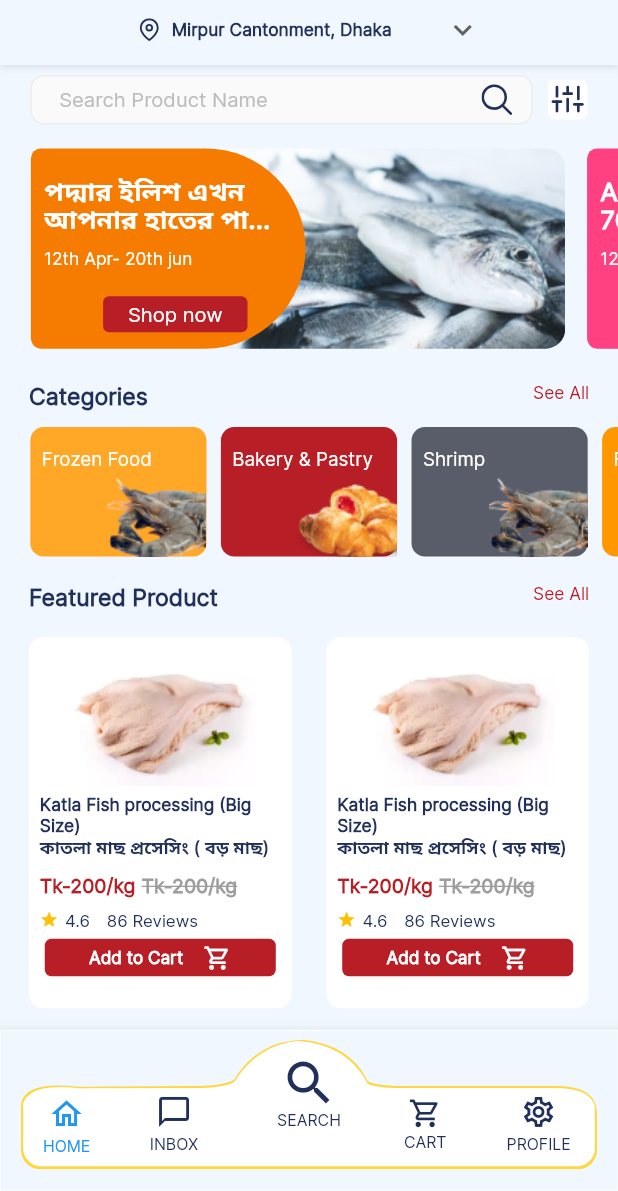
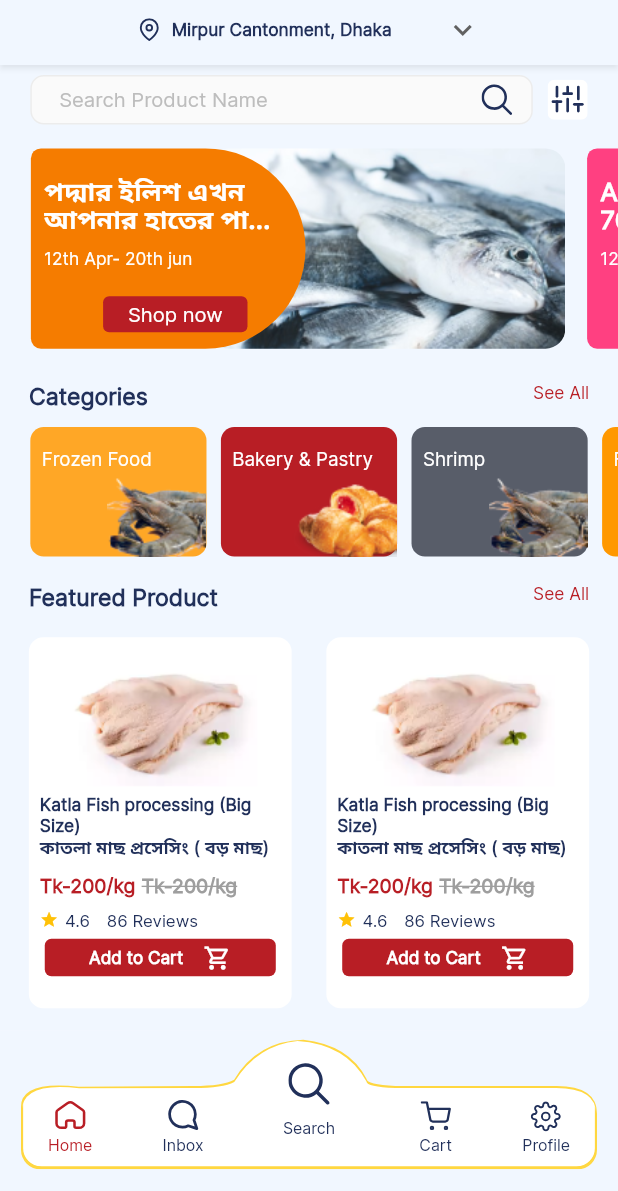
Before and after one commit to Sabuj-Kumar/ecomarce_project_masala_bazar, a Flutter app: the screen it shows after launch, on a phone screen of 412 x 824 dp, the part 45-1236 px from its top. Run offline on Flutter 3.47's test engine with Material 2 defaults, Android fonts, the phone set to English and light mode, and no system bars; drawn by our look-alikes of carousel_slider; our stand-ins replace connectivity, fluro, flutter_screenutil, flutter_svg, get, modal_bottom_sheet and 2 more; accounts and stored records are empty; generated files the repository leaves out were written again; project files that could hold a hidden picture were left out.

Commit message:
bottom navigation bar updated

```diff
--- a/lib/components/navigation_bar/navigation_bar.dart
+++ b/lib/components/navigation_bar/navigation_bar.dart
@@ -2,6 +2,7 @@ import 'package:efgecom/config/theme_config.dart';
 import 'package:flutter/cupertino.dart';
 import 'package:flutter/material.dart';
 import 'package:flutter_screenutil/flutter_screenutil.dart';
+import 'package:flutter_svg/flutter_svg.dart';
 
 import 'custom_clipper.dart';
 
@@ -54,7 +55,7 @@ class NavigationBBar extends StatelessWidget {
                 mainAxisAlignment: MainAxisAlignment.spaceEvenly,
                 children: [
                   Padding(
-                    padding:  EdgeInsets.only(top: 33.w,left: 12.w),
+                    padding:  EdgeInsets.only(top: 38.h,left: 12.w),
                     child: InkWell(
                       onTap: (){
                         onClick(0);
@@ -62,20 +63,20 @@ class NavigationBBar extends StatelessWidget {
                       child: Column(
                         children:  [
                           Padding(
-                            padding: EdgeInsets.only(top: 4.0.w,bottom: 3.0.w),
-                            child: Icon(Icons.home_outlined,size: 25.sp,color:  currentPage != 0? const Color(0xff21305A):primaryColor),
+                            padding: EdgeInsets.only(top: 4.0.h,bottom: 3.0.h),
+                            child: SvgPicture.asset('assets/icons/home.svg', width: 22.w, height: 22.w, color:  currentPage != 0? secondaryColor:buttonColor,)
                           ),
                           Padding(
-                            padding:  EdgeInsets.only(top: 0.5.w,bottom: 0.5.w),
-                            child: Text("HOME",style: TextStyle(color:  currentPage != 0? const Color(0xff21305A):primaryColor,fontSize: 11.sp,),),
+                            padding:  EdgeInsets.only(top: 0.5.h,bottom: 0.5.h),
+                            child: Text("Home",style: TextStyle(color:  currentPage != 0? secondaryColor:buttonColor,fontSize: 11.sp, fontWeight: FontWeight.w500),),
                           )
                         ],
                       ),
                     ),
                   ),
-                  SizedBox(width: width * 0.015.h,),
+                  SizedBox(width: width * 0.015.w,),
                   Padding(
-                    padding:  EdgeInsets.only(top: 30.sp),
+                    padding:  EdgeInsets.only(top: 38.h),
                     child: InkWell(
                       onTap: (){
                         onClick(1);
@@ -83,12 +84,12 @@ class NavigationBBar extends StatelessWidget {
                       child: Column(
                         children: [
                           Padding(
-                            padding: EdgeInsets.only(top: 4.0.w,bottom: 3.0.w),
-                            child: Icon(Icons.messenger_outline,size: 25.sp,color: currentPage != 1? const Color(0xff21305A):primaryColor),
+                            padding: EdgeInsets.only(top: 4.0.h,bottom: 3.0.h),
+                            child: SvgPicture.asset('assets/icons/message.svg', width: 22.w, height: 22.w, color:  currentPage != 1? secondaryColor:buttonColor,)
                           ),
                            Padding(
-                            padding: EdgeInsets.only(top: 0.5.w,bottom: 0.5.w),
-                            child: Text("INBOX",style: TextStyle(color:  currentPage != 1? const Color(0xff21305A):primaryColor,fontSize: 11.sp),),
+                            padding: EdgeInsets.only(top: 0.5.h,bottom: 0.5.h),
+                            child: Text("Inbox",style: TextStyle(color:  currentPage != 1? secondaryColor:buttonColor,fontSize: 11.sp, fontWeight: FontWeight.w500),),
                           )
                         ],
                       ),
@@ -96,7 +97,7 @@ class NavigationBBar extends StatelessWidget {
                   ),
                   SizedBox(width: width * 0.25,),
                   Padding(
-                    padding:  EdgeInsets.only(top: 30.w),
+                    padding:  EdgeInsets.only(top: 38.h),
                     child: InkWell(
                       onTap: (){
                         onClick(3);
@@ -104,12 +105,12 @@ class NavigationBBar extends StatelessWidget {
                       child: Column(
                         children: [
                           Padding(
-                            padding: EdgeInsets.only(top: 5.0.w,bottom: 2.0.w),
-                            child: Icon(Icons.shopping_cart_outlined,size: 25.h,color: currentPage != 3? const Color(0xff21305A):primaryColor),
+                            padding: EdgeInsets.only(top: 5.0.h,bottom: 2.0.h),
+                            child: SvgPicture.asset('assets/icons/shopping-cart.svg', width: 22.w, height: 22.w, color:  currentPage != 3? secondaryColor:buttonColor,)
                           ),
                            Padding(
-                            padding: EdgeInsets.only(top: 0.5.w,bottom: 0.5.w),
-                            child: Text("CART",style: TextStyle(color:  currentPage != 3? const Color(0xff21305A):primaryColor,fontSize: 11.sp,)),
+                            padding: EdgeInsets.only(top: 0.5.h,bottom: 0.5.h),
+                            child: Text("Cart",style: TextStyle(color:  currentPage != 3? secondaryColor:buttonColor,fontSize: 11.sp, fontWeight: FontWeight.w500)),
                           )
                         ],
                       ),
@@ -117,7 +118,7 @@ class NavigationBBar extends StatelessWidget {
                   ),
                   SizedBox(width: width * 0.015.w,),
                   Padding(
-                    padding:  EdgeInsets.only(top: 30.w,right: 15.w),
+                    padding:  EdgeInsets.only(top: 38.h, right: 12.w),
                     child: InkWell(
                       onTap: (){
                         onClick(4);
@@ -125,10 +126,14 @@ class NavigationBBar extends StatelessWidget {
                       child: Column(
                         children: [
                           Padding(
-                            padding: EdgeInsets.only(top: 4.0.w,bottom: 3.0.w),
-                            child: Icon(Icons.settings_outlined,size: 25.sp,color: currentPage != 4? secondaryColor:primaryColor),
+                            padding: EdgeInsets.only(top: 5.0.h,bottom: 2.0.h),
+                            child: SvgPicture.asset('assets/icons/profile.svg', width: 22.w, height: 22.w, color:  currentPage != 4? secondaryColor:buttonColor,)
+                            //Icon(Icons.settings_outlined,size: 25.sp,color: currentPage != 4? secondaryColor:buttonColor),
                           ),
-                          Text("PROFILE",style: TextStyle(color:  currentPage != 4? const Color(0xff21305A):primaryColor,fontSize: 11.sp),)
+                          Padding(
+                            padding: EdgeInsets.only(top: 0.5.h,bottom: 0.5.h),
+                            child: Text("Profile",style: TextStyle(color:  currentPage != 4? secondaryColor:buttonColor,fontSize: 11.sp, fontWeight: FontWeight.w500),),
+                          )
                         ],
                       ),
                     ),
@@ -136,7 +141,7 @@ class NavigationBBar extends StatelessWidget {
                 ],
               ),
               Positioned(
-                  top: 12.sp,
+                  top: 20.h,
                   child: InkWell(
                     onTap: (){
                       onClick(2);
@@ -144,10 +149,13 @@ class NavigationBBar extends StatelessWidget {
                     child: Column(
                       children: [
                         Padding(
-                          padding: EdgeInsets.only(top: 4.0.w),
-                          child: Icon(Icons.search_outlined,size: 40.w,color:  currentPage != 2? const Color(0xff21305A):primaryColor,),
+                          padding: EdgeInsets.only(top: 4.0.h),
+                          child: SvgPicture.asset('assets/icons/search_icon.svg', width: 30.w, height: 30.w, color:  currentPage != 2? secondaryColor:buttonColor,)
                         ),
-                        Text("SEARCH",style: TextStyle(color: currentPage != 2? const Color(0xff21305A):primaryColor,fontSize: 11.sp,)),
+                        SizedBox(
+                          height: 10.h,
+                        ),
+                        Text("Search",style: TextStyle(color: currentPage != 2? secondaryColor:buttonColor,fontSize: 11.sp, fontWeight: FontWeight.w500)),
                       ],
                     ),
                   )),
--- a/lib/pages/homePage/widget/top_banner.dart
+++ b/lib/pages/homePage/widget/top_banner.dart
@@ -69,7 +69,9 @@ class _TopBannerState extends State<TopBanner> {
                                   image: item.imgUrl == null
                                       ? const AssetImage(
                                       'assets/img/placeholder.jpg')
-                                      : AssetImage(item.imgUrl))),
+                                      : AssetImage(item.imgUrl)
+                              )
+                          ),
                         ),
                       )
                     ],
--- a/lib/pages/mainPage/mainPage.dart
+++ b/lib/pages/mainPage/mainPage.dart
@@ -57,11 +57,11 @@ class _MainPageState extends State<MainPage> with WidgetsBindingObserver {
     final width = MediaQuery.of(context).size.width;
     return Scaffold(
       bottomNavigationBar: BottomAppBar(
+        elevation: 0,
         child: Container(
           decoration: BoxDecoration(
-            border: Border.all(width: 0.0,color: Colors.white),
+            border: Border.all(width: 0.0,color: bgColor),
             color: bgColor,
-
           ),
 
           height: height * 0.13,
```
Also changed, not shown: assets/icons/home.svg (added), assets/icons/message.svg (added), assets/icons/profile.svg (added), assets/icons/shopping-cart.svg (added), lib/pages/homePage/view/home_page.dart (line endings or trailing spaces).
